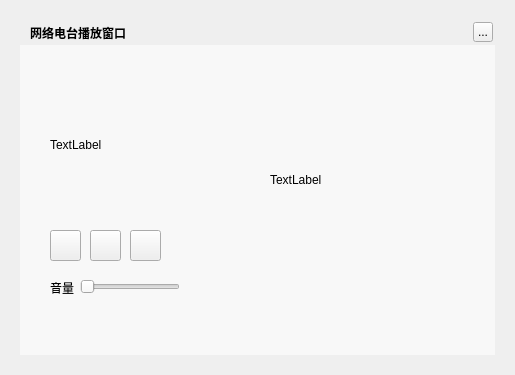
The window that TTKCore/musicUi/musicToolswidget/musicwebmusicradiowidget.ui (Greedysky/TTKMusicPlayer) describes before a commit, drawn with Qt 5.
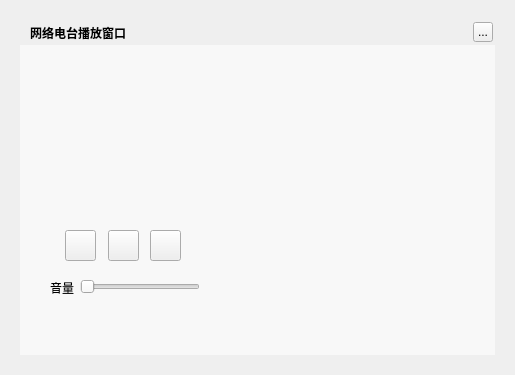
The same window after the commit.

```diff
--- a/TTKCore/musicUi/musicToolswidget/musicwebmusicradiowidget.ui
+++ b/TTKCore/musicUi/musicToolswidget/musicwebmusicradiowidget.ui
@@ -58,7 +58,7 @@
   <widget class="QPushButton" name="playButton">
    <property name="geometry">
     <rect>
-     <x>50</x>
+     <x>65</x>
      <y>230</y>
      <width>31</width>
      <height>31</height>
@@ -73,7 +73,7 @@
     <rect>
      <x>80</x>
      <y>277</y>
-     <width>100</width>
+     <width>120</width>
      <height>20</height>
     </rect>
    </property>
@@ -111,15 +111,12 @@
   <widget class="QLabel" name="lrcLabel">
    <property name="geometry">
     <rect>
-     <x>270</x>
-     <y>70</y>
-     <width>200</width>
-     <height>220</height>
+     <x>209</x>
+     <y>50</y>
+     <width>270</width>
+     <height>290</height>
     </rect>
    </property>
-   <property name="text">
-    <string>TextLabel</string>
-   </property>
   </widget>
   <widget class="QLabel" name="artistLabel">
    <property name="geometry">
@@ -131,13 +128,13 @@
     </rect>
    </property>
    <property name="text">
-    <string>TextLabel</string>
+    <string/>
    </property>
   </widget>
   <widget class="QPushButton" name="previousButton">
    <property name="geometry">
     <rect>
-     <x>90</x>
+     <x>108</x>
      <y>230</y>
      <width>31</width>
      <height>31</height>
@@ -150,7 +147,7 @@
   <widget class="QPushButton" name="nextButton">
    <property name="geometry">
     <rect>
-     <x>130</x>
+     <x>150</x>
      <y>230</y>
      <width>31</width>
      <height>31</height>
```
Left out of the diff: 32 changed lines with no effect on the pictures.
